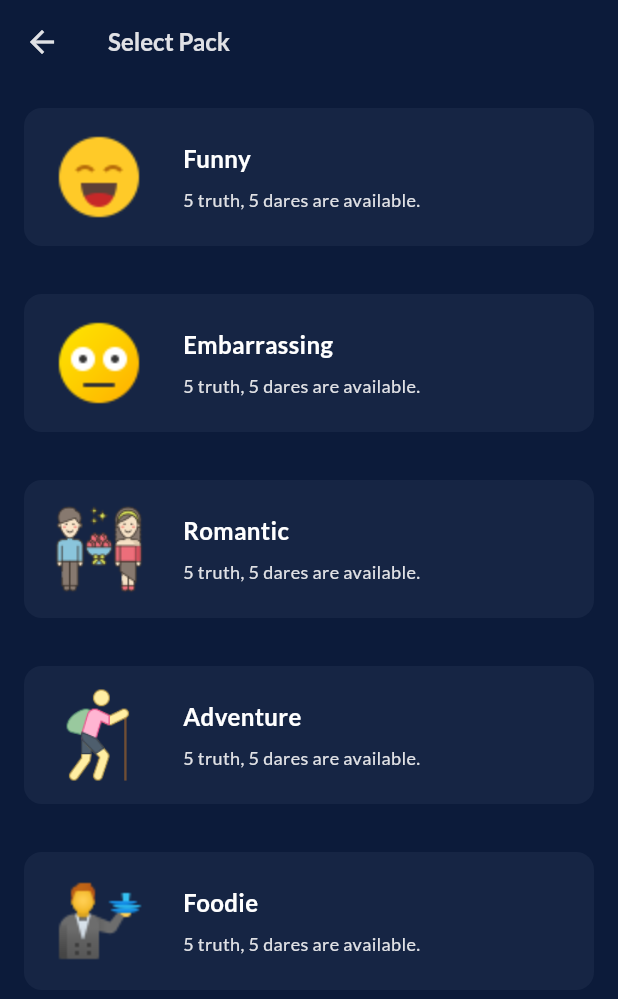
After one commit to gajendrapandeya/bootcamp_app_03, a Flutter app: the SelectCategoriesPage screen opened directly, on a phone screen of 412 x 824 dp. The commit adds this screen. Shown: the top 999 px of the screen. Run offline on Flutter 3.47's test engine with Material 3 defaults, Android fonts, the phone set to English and light mode, and no system bars; our stand-ins replace flutter_svg, google_fonts, material_design_icons_flutter.

Commit message:
Created Select Category Page

```diff
--- a/lib/main.dart
+++ b/lib/main.dart
@@ -15,7 +15,7 @@ class MainApp extends StatelessWidget {
     return MaterialApp(
       debugShowCheckedModeBanner: false,
       theme: ThemeData(
-        fontFamily: GoogleFonts.montserrat().fontFamily,
+        fontFamily: GoogleFonts.lato().fontFamily,
         scaffoldBackgroundColor: AppColor.primaryColor,
       ),
       home: const Scaffold(
--- /dev/null
+++ b/lib/model/category.dart
@@ -0,0 +1,165 @@
+import 'package:flutter/foundation.dart';
+
+class Category {
+  Category({
+    required this.id,
+    required this.type,
+    required this.truths,
+    required this.dares,
+  });
+
+  final int id;
+  final String type;
+  final List<String> truths;
+  final List<String> dares;
+
+  String getIconPath() {
+    switch (type) {
+      case 'Funny':
+        return 'assets/icons/funny.png';
+      case 'Embarrassing':
+        return 'assets/icons/embarrasing.png';
+      case 'Romantic':
+        return 'assets/icons/romantic.png';
+      case 'Adventure':
+        return 'assets/icons/adventure.png';
+      case 'Foodie':
+        return 'assets/icons/foodie.png';
+      default:
+        throw Exception('Asset not found');
+    }
+  }
+
+  Category copyWith({
+    int? id,
+    String? type,
+    List<String>? truths,
+    List<String>? dares,
+  }) {
+    return Category(
+      id: id ?? this.id,
+      type: type ?? this.type,
+      truths: truths ?? this.truths,
+      dares: dares ?? this.dares,
+    );
+  }
+
+  Map<String, dynamic> toMap() {
+    return <String, dynamic>{
+      'id': id,
+      'type': type,
+      'truths': truths,
+      'dares': dares,
+    };
+  }
+
+  @override
+  String toString() {
+    return 'Category(id: $id, type: $type, truths: $truths, dares: $dares)';
+  }
+
+  @override
+  bool operator ==(covariant Category other) {
+    if (identical(this, other)) return true;
+
+    return other.id == id && other.type == type && listEquals(other.truths, truths) && listEquals(other.dares, dares);
+  }
+
+  @override
+  int get hashCode {
+    return id.hashCode ^ type.hashCode ^ truths.hashCode ^ dares.hashCode;
+  }
+}
+
+List<Category> categories = [
+  Category(
+    id: 1,
+    type: "Funny",
+    truths: [
+      "What's the silliest thing you've ever done in public?",
+      "Have you ever laughed so hard that you snorted?",
+      "Tell a funny joke.",
+      "What's the funniest YouTube video you've ever watched?",
+      "Have you ever had an embarrassing wardrobe malfunction?"
+    ],
+    dares: [
+      "Do your best impression of a chicken for 30 seconds.",
+      "Wear your socks on your hands for the next round.",
+      "Speak in a silly accent for the next 3 turns.",
+      "Send a random funny emoji to someone in your contact list.",
+      "Dance like nobody's watching for 1 minute.",
+    ],
+  ),
+  Category(
+    id: 2,
+    type: "Embarrassing",
+    truths: [
+      "What's the most embarrassing thing that happened to you in school?",
+      "Have you ever accidentally sent a text to the wrong person?",
+      "Tell about a time you tripped and fell in public.",
+      "What's the most embarrassing thing your parents caught you doing?",
+      "Have you ever forgotten someone's name right after they told it to you?"
+    ],
+    dares: [
+      "Call a friend and sing 'Happy Birthday' to them, even if it's not their birthday.",
+      "Wear your clothes inside out for the next round.",
+      "Tell a stranger a cringeworthy pickup line.",
+      "Post an embarrassing childhood photo on social media.",
+      "Do the chicken dance in a public place for 1 minute.",
+    ],
+  ),
+  Category(
+    id: 3,
+    type: "Romantic",
+    truths: [
+      "What's the most romantic date you've ever been on?",
+      "Have you ever written a love letter to someone?",
+      "Describe your idea of a perfect romantic evening.",
+      "Have you ever been in love?",
+      "What's your favorite romantic movie?"
+    ],
+    dares: [
+      "Write a short love poem on the spot and recite it.",
+      "Share a romantic story from your own life.",
+      "Send a sweet message to your crush or significant other.",
+      "Ask someone for a slow dance, even if it's not a dance floor.",
+      "Light a candle and create a romantic atmosphere."
+    ],
+  ),
+  Category(
+    id: 4,
+    type: "Adventure",
+    truths: [
+      "What's the most adventurous thing you've ever done?",
+      "Would you go skydiving or bungee jumping?",
+      "Have you ever been on a spontaneous road trip?",
+      "What's your dream travel destination?",
+      "Have you ever gone camping in the wilderness?"
+    ],
+    dares: [
+      "Plan a surprise outdoor adventure for a friend.",
+      "Try an extreme sport or activity for the first time.",
+      "Pack a backpack with essentials and go on an unplanned hike.",
+      "Take a photo of something adventurous and share it with the group.",
+      "Explore a new place in your city or town."
+    ],
+  ),
+  Category(
+    id: 5,
+    type: "Foodie",
+    truths: [
+      "What's your favorite comfort food?",
+      "Have you ever tried a bizarre food combination?",
+      "Describe the best meal you've ever had.",
+      "Do you enjoy cooking? What's your signature dish?",
+      "What's the weirdest food you've ever tasted?"
+    ],
+    dares: [
+      "Eat a spoonful of a spicy food item.",
+      "Create a funny food-related TikTok video.",
+      "Try a food you've never tasted before.",
+      "Challenge a friend to a cooking competition.",
+      "Make a dish using random ingredients from your kitchen."
+    ],
+  ),
+];
--- a/lib/pages/add_player_page.dart
+++ b/lib/pages/add_player_page.dart
@@ -1,5 +1,8 @@
 import 'package:flutter/material.dart';
 import 'package:material_design_icons_flutter/material_design_icons_flutter.dart';
+import 'package:truth_and_dare/model/category.dart';
+import 'package:truth_and_dare/pages/select_category_page.dart';
+import 'package:truth_and_dare/pages/spin_wheel_page.dart';
 import 'package:truth_and_dare/utils/colors.dart';
 import 'package:truth_and_dare/widgets/add_player_dialog.dart';
 import 'package:truth_and_dare/widgets/button.dart';
@@ -19,8 +22,8 @@ class _AddPlayerPageState extends State<AddPlayerPage> {
   Widget build(BuildContext context) {
     return Scaffold(
         appBar: AppBar(
-          iconTheme: const IconThemeData(color: AppColor.whiteColor),
           backgroundColor: AppColor.primaryColor,
+          foregroundColor: AppColor.whiteColor,
         ),
         body: SafeArea(
           child: Padding(
@@ -55,10 +58,27 @@ class _AddPlayerPageState extends State<AddPlayerPage> {
                     ),
                   ),
                   const Spacer(),
-                  const PrimaryButton(
+                  PrimaryButton(
                     buttonText: 'Get Started',
                     buttonBackgroundColor: AppColor.whiteColor,
                     textColor: AppColor.primaryColor,
+                    onButtonTap: () async {
+                      final Category? selectedCategory = await Navigator.of(context).push(
+                        MaterialPageRoute(
+                          builder: (_) => const SelectCategoriesPage(),
+                        ),
+                      );
+                      if (selectedCategory != null && mounted) {
+                        Navigator.of(context).push(
+                          MaterialPageRoute(
+                            builder: (_) => SpinWheelPage(
+                              players: _players,
+                              selectedCategory: selectedCategory,
+                            ),
+                          ),
+                        );
+                      }
+                    },
                   ),
                   const SizedBox(height: 64),
                 ],
--- /dev/null
+++ b/lib/pages/select_category_page.dart
@@ -0,0 +1,130 @@
+import 'package:flutter/material.dart';
+import 'package:truth_and_dare/model/category.dart';
+import 'package:truth_and_dare/utils/colors.dart';
+import 'package:truth_and_dare/widgets/button.dart';
+
+class SelectCategoriesPage extends StatefulWidget {
+  const SelectCategoriesPage({super.key});
+
+  @override
+  State<SelectCategoriesPage> createState() => _SelectCategoriesPageState();
+}
+
+class _SelectCategoriesPageState extends State<SelectCategoriesPage> {
+  int _selectedCategoryIndex = -1;
+  @override
+  Widget build(BuildContext context) {
+    return Scaffold(
+      appBar: AppBar(
+        backgroundColor: AppColor.primaryColor,
+        foregroundColor: AppColor.whiteColor,
+        title: const Text(
+          'Select Pack',
+          style: TextStyle(
+            fontSize: 16,
+            fontWeight: FontWeight.bold,
+          ),
+        ),
+      ),
+      body: Stack(
+        children: [
+          Positioned.fill(
+            child: ListView.separated(
+              padding: const EdgeInsets.symmetric(horizontal: 16, vertical: 16),
+              itemBuilder: ((context, index) {
+                final bool isSelected = index == _selectedCategoryIndex;
+                return Ink(
+                  color: Colors.transparent,
+                  child: InkWell(
+                    splashColor: AppColor.secondaryColor.withOpacity(0.3),
+                    onTap: () {
+                      setState(() {
+                        _selectedCategoryIndex = index;
+                      });
+                    },
+                    child: _buildCategoryListItem(category: categories[index], isSelected: isSelected),
+                  ),
+                );
+              }),
+              separatorBuilder: ((context, index) => const SizedBox(height: 32)),
+              itemCount: categories.length,
+            ),
+          ),
+          if (_selectedCategoryIndex != -1)
+             Positioned(
+              bottom: 32,
+              left: 16,
+              right: 16,
+              child: PrimaryButton(
+                buttonText: 'Continue',
+                buttonBackgroundColor: AppColor.whiteColor,
+                textColor: AppColor.primaryColor,
+                onButtonTap: () {
+                  final Category selectedCategory = categories.firstWhere((element) => element.id == _selectedCategoryIndex);
+                  Navigator.of(context).pop(selectedCategory);
+                },
+              ),
+            )
+        ],
+      ),
+    );
+  }
+
+  Widget _buildCategoryListItem({
+    required Category category,
+    required bool isSelected,
+  }) {
+    return Container(
+      padding: const EdgeInsets.symmetric(
+        horizontal: 16,
+        vertical: 12,
+      ),
+      decoration: BoxDecoration(
+        color: AppColor.cardColor,
+        borderRadius: BorderRadius.circular(12),
+        border: Border.all(
+          color: isSelected ? AppColor.accentColor : Colors.transparent,
+          width: 2,
+        ),
+      ),
+      child: Row(
+        children: [
+          SizedBox(
+            width: 64,
+            height: 64,
+            child: Image.asset(
+              category.getIconPath(),
+              fit: BoxFit.cover,
+            ),
+          ),
+          const SizedBox(width: 24),
+          Expanded(
+            child: Column(
+              crossAxisAlignment: CrossAxisAlignment.start,
+              children: [
+                Text(
+                  category.type,
+                  style: const TextStyle(
+                    fontSize: 16,
+                    fontWeight: FontWeight.bold,
+                    color: Colors.white,
+                  ),
+                ),
+                const SizedBox(
+                  height: 8,
+                ),
+                Text(
+                  '${category.truths.length} truth, ${category.dares.length} dares are available.',
+                  style: const TextStyle(
+                    fontSize: 12,
+                    color: AppColor.whiteColor,
+                  ),
+                )
+              ],
+            ),
+          )
+        ],
+      ),
+    );
+  }
+}
--- /dev/null
+++ b/lib/pages/spin_wheel_page.dart
@@ -0,0 +1,23 @@
+import 'package:flutter/material.dart';
+import 'package:truth_and_dare/model/category.dart';
+
+class SpinWheelPage extends StatefulWidget {
+  const SpinWheelPage({required this.players, required this.selectedCategory, super.key});
+
+  final List<String> players;
+  final Category selectedCategory;
+
+  @override
+  State<SpinWheelPage> createState() => _SpinWheelPageState();
+}
+
+class _SpinWheelPageState extends State<SpinWheelPage> {
+  @override
+  Widget build(BuildContext context) {
+    return const Scaffold(
+      body: Center(
+        child: Text('Spin Wheel Page'),
+      ),
+    );
+  }
+}
--- a/lib/utils/colors.dart
+++ b/lib/utils/colors.dart
@@ -6,4 +6,5 @@ class AppColor {
   static const Color accentColor = Color(0xffF25F60);
   static const Color whiteColor = Color(0xffE0E1E5);
   static const Color successColor = Color(0xff4DAA57);
+  static const Color cardColor = Color(0xff162544);
 }
--- a/lib/widgets/no_data_widget.dart
+++ b/lib/widgets/no_data_widget.dart
@@ -14,7 +14,7 @@ class NoDataWidget extends StatelessWidget {
       children: [
         AspectRatio(
           aspectRatio: 2,
-          child: SvgPicture.asset('assets/empty.svg'),
+          child: SvgPicture.asset('assets/svg/empty.svg'),
         ),
         const SizedBox(
           height: 32,
--- a/pubspec.yaml
+++ b/pubspec.yaml
@@ -22,4 +22,5 @@ flutter:
   uses-material-design: true
 
   assets:
-   - assets/
+   - assets/svg/
+   - assets/icons/
```
Also changed, not shown: assets/icons/adventure.png (added), assets/icons/embarrasing.png (added), assets/icons/foodie.png (added), assets/icons/funny.png (added), assets/icons/romantic.png (added), assets/svg/empty.svg (renamed from assets/empty.svg).
